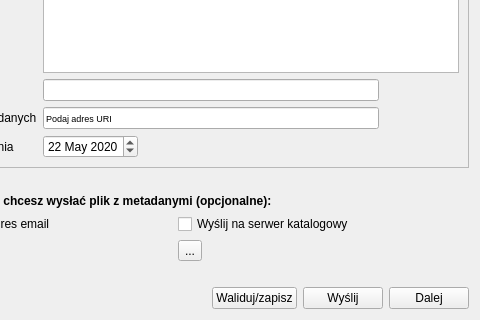
First picture: the form in modules/metadata/views/ui/metadane_dialog_base.ui, repository envirosolutionspl/wtyczka_qgis_app, before the edit; both pictures show x 94 to 574 and y 280 to 600 of the 574 by 600 pixel window.
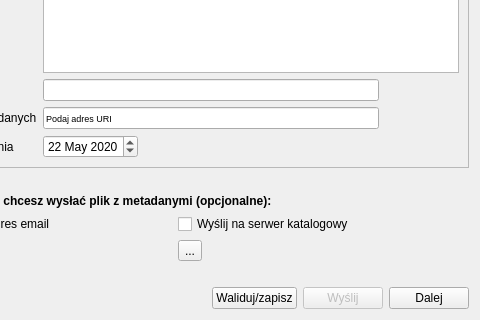
Second picture: the form after the edit. Custom widgets are drawn as their Qt base class.

The edit to the form file:
```diff
--- a/modules/metadata/views/ui/metadane_dialog_base.ui
+++ b/modules/metadata/views/ui/metadane_dialog_base.ui
@@ -373,7 +373,7 @@
        <item>
         <widget class="QPushButton" name="send_btn">
          <property name="enabled">
-          <bool>true</bool>
+          <bool>false</bool>
          </property>
          <property name="text">
           <string>Wyślij</string>
```
